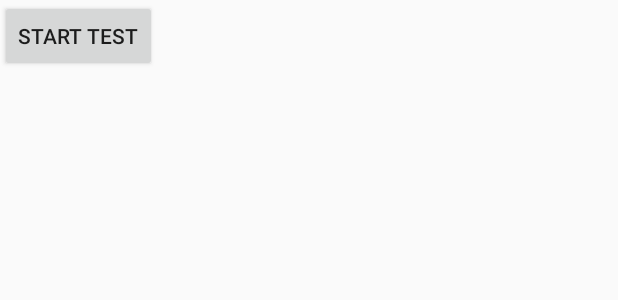
After one commit to Unithon3rd-Team8-Android/TicSong, an Android app: the layout activity_server_test.xml on its own in the app's theme, with its tools: preview values and no code run, on a phone screen of 412 x 824 dp. The commit adds this screen. Shown: the top 300 px of the screen. Run offline under Robolectric (Android 15) with nearby library versions, the phone set to English and light mode, and no system bars.

Commit message:
Retrofit - Server Testing finished.

```diff
--- a/app/src/main/java/eu/jpark/ticsong/LoginActivity.java
+++ b/app/src/main/java/eu/jpark/ticsong/LoginActivity.java
@@ -135,7 +135,7 @@ public class LoginActivity extends AppCompatActivity implements GoogleApiClient.
     private void login(String userId, String name) {
         LoginController loginController = LoginController.getInstance();
         //loginController.requestLogin(this, userId, name);
-        loginController.requestLogin(this, "123123", "Daesub");
+        //loginController.requestLogin(this, "123123", "Daesub");
     }
 
     private void register(String userId, String name) {
@@ -143,7 +143,7 @@ public class LoginActivity extends AppCompatActivity implements GoogleApiClient.
         Log.e("Name !!!!!! ", name);
 
         RegisterController registerController = RegisterController.getInstance();
-        registerController.register(this, userId, name);
+        //registerController.register(this, userId, name);
     }
 
 
--- a/app/src/main/java/eu/jpark/ticsong/StaticInfo.java
+++ b/app/src/main/java/eu/jpark/ticsong/StaticInfo.java
@@ -5,7 +5,9 @@ package eu.jpark.ticsong;
  */
 public class StaticInfo {
 
+    public static final String TICSONG_BASE_URL = "http://192.168.0.14:8089/TicSongServer/";
+
     //public static final String TICSONG_BASE_URL = "http://172.29.92.158:8089/TicSongServer/";
-    public static final String TICSONG_BASE_URL = "http://52.79.152.130/TicSongServer/";
+    //public static final String TICSONG_BASE_URL = "http://52.79.152.130/TicSongServer/";
 
 }
--- /dev/null
+++ b/app/src/main/res/layout/activity_server_test.xml
@@ -0,0 +1,20 @@
+<?xml version="1.0" encoding="utf-8"?>
+<LinearLayout xmlns:android="http://schemas.android.com/apk/res/android"
+    android:layout_width="match_parent"
+    android:layout_height="match_parent"
+    android:orientation="vertical">
+
+    <Button
+        android:id="@+id/test_btn"
+        android:layout_width="wrap_content"
+        android:layout_height="wrap_content"
+        android:text="Start Test"
+        />
+
+    <TextView
+        android:id="@+id/test_text"
+        android:layout_width="match_parent"
+        android:layout_height="wrap_content"
+        android:layout_margin="20dp"/>
+
+</LinearLayout>
```
Also changed, not shown: app/src/main/AndroidManifest.xml (+12 -2 lines), app/src/main/java/eu/jpark/ticsong/ServerTestActivity.java (added, +92 -0 lines), app/src/main/java/eu/jpark/ticsong/core/ItemController.java (+17 -12 lines), app/src/main/java/eu/jpark/ticsong/core/LoginController.java (+11 -3 lines), app/src/main/java/eu/jpark/ticsong/core/MyScoreController.java (+12 -11 lines), app/src/main/java/eu/jpark/ticsong/core/RegisterController.java (+7 -0 lines), app/src/main/java/eu/jpark/ticsong/retrofit2Interface/ItemInterface.java (+7 -0 lines), app/src/main/java/eu/jpark/ticsong/retrofit2Interface/MyScoreInterface.java (+10 -3 lines).
